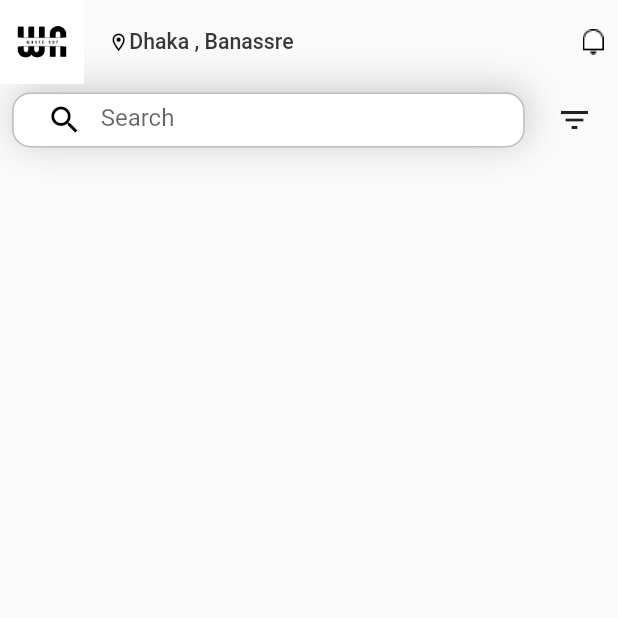
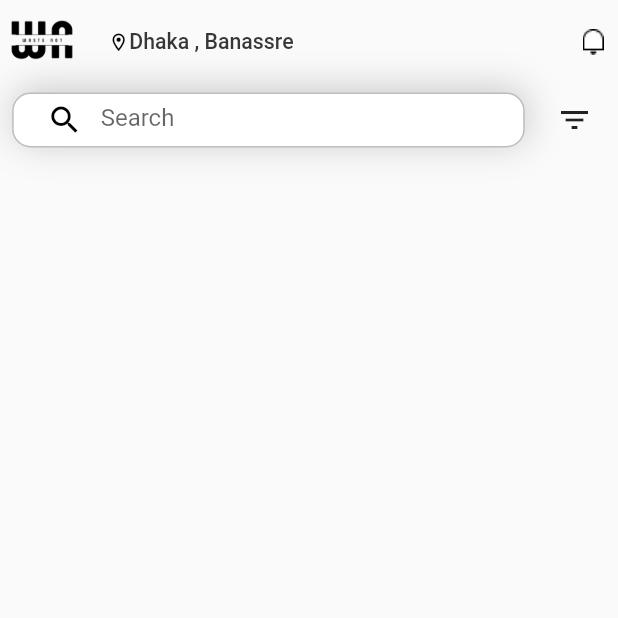
Before and after one commit to ipriyam26/Waste-Not, a Flutter app: the Home screen opened directly, on a phone screen of 412 x 824 dp, the top half of it. Run offline on Flutter 3.47's test engine with Material 2 defaults, Android fonts, the light colour scheme and no system bars; our stand-ins replace carousel_slider, cloud_firestore, curved_navigation_bar, firebase_auth, firebase_core, flutter_screenutil and 7 more; missing offline and left inert: flutter_animated_dialog; accounts and stored records are empty.

Commit message:
Issue fixed

```diff
--- a/lib/auth/controllers/food_controller.dart
+++ b/lib/auth/controllers/food_controller.dart
@@ -49,6 +49,11 @@ class NewFoodController extends GetxController {
   var imageUrl = ''.obs;
 
   final UserController userController = Get.find<UserController>();
+  @override
+  void onInit() {
+    print("NewFoodController initialized");
+    super.onInit();
+  }
 // make getter and setter for imageUrl
   void changeTitle(String newTitle) {
     title.value = newTitle;
--- a/lib/screens/home/home.dart
+++ b/lib/screens/home/home.dart
@@ -45,11 +45,12 @@ class _HomeState extends State<Home> {
         backgroundColor: Colors.transparent,
         elevation: 0,
         leading: Container(
+
           width: 130.w,
           height: 100.h,
           decoration: const BoxDecoration(
             image: DecorationImage(
-                image: AssetImage('assets/WN 1.png'), fit: BoxFit.fill),
+                image: AssetImage('assets/WN 3.png'), fit: BoxFit.fill),
           ),
         ),
         title: Row(
```
Also changed, not shown: lib/screens/AddFood/add_food.dart (+18 -13 lines).
